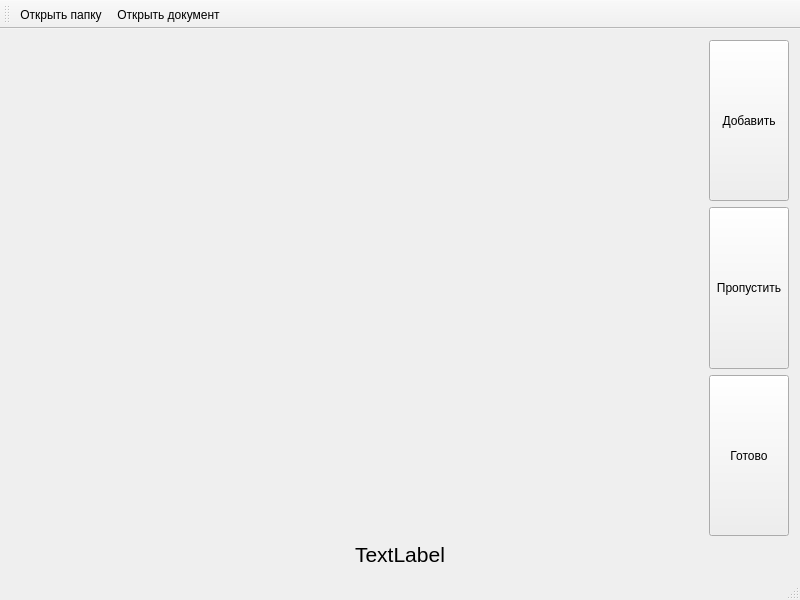
The window that mainwindow.ui (cool-palace/Screenshot-Manager) describes before a commit, drawn with Qt 5.
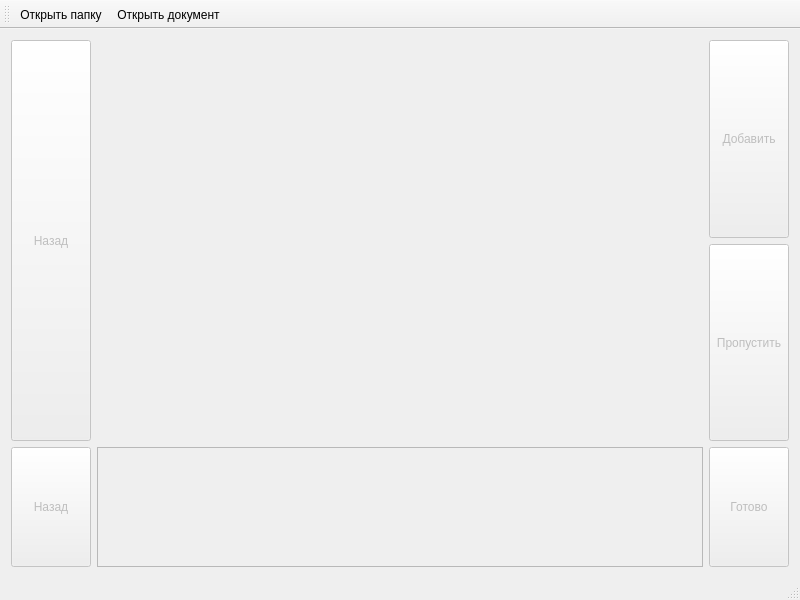
The same window after the commit.

```diff
--- a/mainwindow.ui
+++ b/mainwindow.ui
@@ -18,24 +18,14 @@
     <item row="0" column="0">
      <layout class="QVBoxLayout" name="verticalLayout">
       <item>
-       <layout class="QGridLayout" name="gridLayout_2">
-        <item row="0" column="0">
-         <widget class="QLabel" name="image">
-          <property name="sizePolicy">
-           <sizepolicy hsizetype="Expanding" vsizetype="Preferred">
-            <horstretch>0</horstretch>
-            <verstretch>0</verstretch>
-           </sizepolicy>
-          </property>
-          <property name="text">
-           <string/>
-          </property>
-         </widget>
-        </item>
-        <item row="0" column="1">
+       <layout class="QGridLayout" name="grid">
+        <item row="0" column="3">
          <layout class="QVBoxLayout" name="verticalLayout_2">
           <item>
            <widget class="QPushButton" name="add">
+            <property name="enabled">
+             <bool>false</bool>
+            </property>
             <property name="sizePolicy">
              <sizepolicy hsizetype="Fixed" vsizetype="Minimum">
               <horstretch>0</horstretch>
@@ -49,6 +39,9 @@
           </item>
           <item>
            <widget class="QPushButton" name="skip">
+            <property name="enabled">
+             <bool>false</bool>
+            </property>
             <property name="sizePolicy">
              <sizepolicy hsizetype="Maximum" vsizetype="Minimum">
               <horstretch>0</horstretch>
@@ -60,43 +53,126 @@
             </property>
            </widget>
           </item>
-          <item>
-           <widget class="QPushButton" name="ok">
+         </layout>
+        </item>
+        <item row="0" column="1">
+         <widget class="QLabel" name="image">
             <property name="sizePolicy">
-             <sizepolicy hsizetype="Maximum" vsizetype="Minimum">
+           <sizepolicy hsizetype="Expanding" vsizetype="Expanding">
               <horstretch>0</horstretch>
               <verstretch>0</verstretch>
              </sizepolicy>
             </property>
             <property name="text">
-             <string>Готово</string>
+           <string/>
             </property>
            </widget>
           </item>
-         </layout>
+        <item row="0" column="0">
+         <widget class="QPushButton" name="back">
+          <property name="enabled">
+           <bool>false</bool>
+          </property>
+          <property name="sizePolicy">
+           <sizepolicy hsizetype="Fixed" vsizetype="Expanding">
+            <horstretch>0</horstretch>
+            <verstretch>0</verstretch>
+           </sizepolicy>
+          </property>
+          <property name="text">
+           <string>Назад</string>
+          </property>
+         </widget>
         </item>
        </layout>
       </item>
       <item>
-       <widget class="QLabel" name="text">
+       <layout class="QHBoxLayout" name="horizontalLayout_2">
+        <property name="sizeConstraint">
+         <enum>QLayout::SetFixedSize</enum>
+        </property>
+        <item>
+         <widget class="QPushButton" name="text_back">
+          <property name="enabled">
+           <bool>false</bool>
+          </property>
         <property name="sizePolicy">
-         <sizepolicy hsizetype="Preferred" vsizetype="Fixed">
+           <sizepolicy hsizetype="Minimum" vsizetype="Expanding">
           <horstretch>0</horstretch>
           <verstretch>0</verstretch>
          </sizepolicy>
+          </property>
+          <property name="maximumSize">
+           <size>
+            <width>16777215</width>
+            <height>120</height>
+           </size>
+          </property>
+          <property name="text">
+           <string>Назад</string>
+          </property>
+         </widget>
+        </item>
+        <item>
+         <widget class="QTextEdit" name="text">
+          <property name="enabled">
+           <bool>false</bool>
+          </property>
+          <property name="sizePolicy">
+           <sizepolicy hsizetype="Expanding" vsizetype="Minimum">
+            <horstretch>0</horstretch>
+            <verstretch>0</verstretch>
+           </sizepolicy>
+          </property>
+          <property name="minimumSize">
+           <size>
+            <width>0</width>
+            <height>30</height>
+           </size>
+          </property>
+          <property name="maximumSize">
+           <size>
+            <width>16777215</width>
+            <height>120</height>
+           </size>
         </property>
         <property name="font">
          <font>
-          <pointsize>16</pointsize>
-         </font>
-        </property>
+            <pointsize>14</pointsize>
+           </font>
+          </property>
+          <property name="html">
+           <string>&lt;!DOCTYPE HTML PUBLIC &quot;-//W3C//DTD HTML 4.0//EN&quot; &quot;http://www.w3.org/TR/REC-html40/strict.dtd&quot;&gt;
+&lt;html&gt;&lt;head&gt;&lt;meta name=&quot;qrichtext&quot; content=&quot;1&quot; /&gt;&lt;style type=&quot;text/css&quot;&gt;
+p, li { white-space: pre-wrap; }
+&lt;/style&gt;&lt;/head&gt;&lt;body style=&quot; font-family:'MS Shell Dlg 2'; font-size:14pt; font-weight:400; font-style:normal;&quot;&gt;
+&lt;p align=&quot;center&quot; style=&quot;-qt-paragraph-type:empty; margin-top:0px; margin-bottom:0px; margin-left:0px; margin-right:0px; -qt-block-indent:0; text-indent:0px;&quot;&gt;&lt;br /&gt;&lt;/p&gt;&lt;/body&gt;&lt;/html&gt;</string>
+          </property>
+         </widget>
+        </item>
+        <item>
+         <widget class="QPushButton" name="ok">
+          <property name="enabled">
+           <bool>false</bool>
+          </property>
+          <property name="sizePolicy">
+           <sizepolicy hsizetype="Maximum" vsizetype="Minimum">
+            <horstretch>0</horstretch>
+            <verstretch>0</verstretch>
+           </sizepolicy>
+          </property>
+          <property name="maximumSize">
+           <size>
+            <width>16777215</width>
+            <height>120</height>
+           </size>
+          </property>
         <property name="text">
-         <string>TextLabel</string>
-        </property>
-        <property name="alignment">
-         <set>Qt::AlignCenter</set>
-        </property>
-       </widget>
+           <string>Готово</string>
+          </property>
+         </widget>
+        </item>
+       </layout>
       </item>
      </layout>
     </item>
```
Lines whose indentation alone changed are shown as unchanged.
